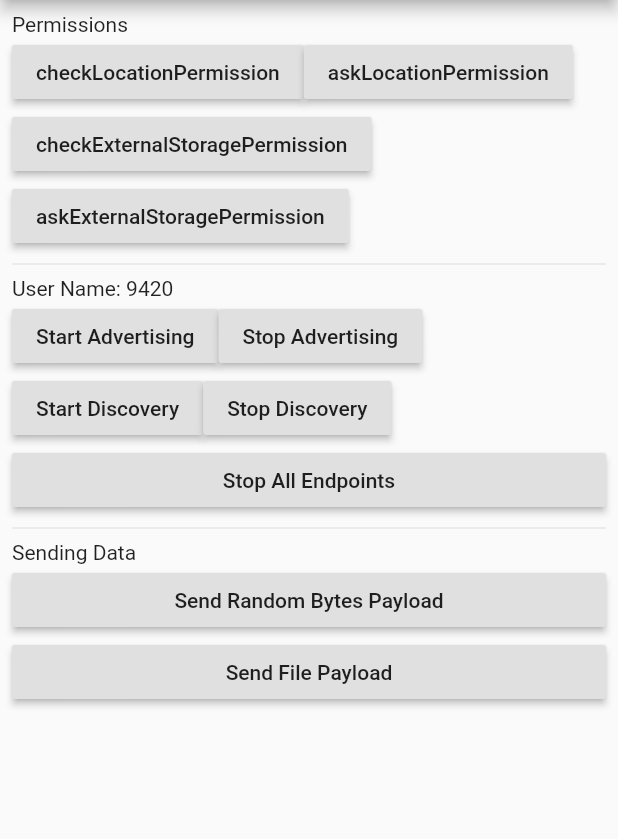
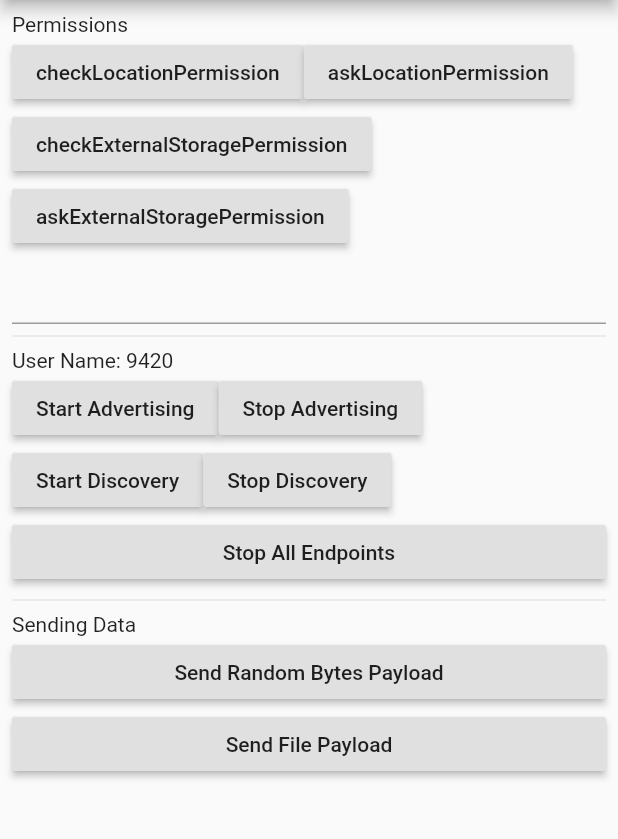
Before and after one commit to Akshay0799/KIT, a Flutter app: the screen it shows after launch, after a tap on "Send Random Bytes Payload", on a phone screen of 412 x 824 dp, the part 84-923 px from its top. Run offline on Flutter 3.47's test engine with Material 2 defaults, Android fonts, the phone set to English and light mode, and no system bars; our stand-ins replace image_picker.

```diff
--- a/example/lib/main.dart
+++ b/example/lib/main.dart
@@ -35,7 +35,7 @@ class Body extends StatefulWidget {
 class _MyBodyState extends State<Body> {
   final String userName = Random().nextInt(10000).toString();
   final Strategy strategy = Strategy.P2P_CLUSTER;
-
+  final myController = TextEditingController();
   List<String> cId = []; //currently connected device ID
   File tempFile; //reference to the file currently being transferred
   Map<int, String> map =
@@ -95,6 +95,7 @@ class _MyBodyState extends State<Body> {
                     await Nearby().askExternalStoragePermission();
                   },
                 ),
+                TextField(controller: myController,),
               ],
             ),
             Divider(),
@@ -206,7 +207,7 @@ class _MyBodyState extends State<Body> {
             RaisedButton(
               child: Text("Send Random Bytes Payload"),
               onPressed: () async {
-                String a = Random().nextInt(100).toString();
+                String a = myController.text;
                 for (var i in cId) {
                   showSnackbar("Sending $a to $i");
                   Nearby().sendBytesPayload(i, Uint8List.fromList(a.codeUnits));
```
